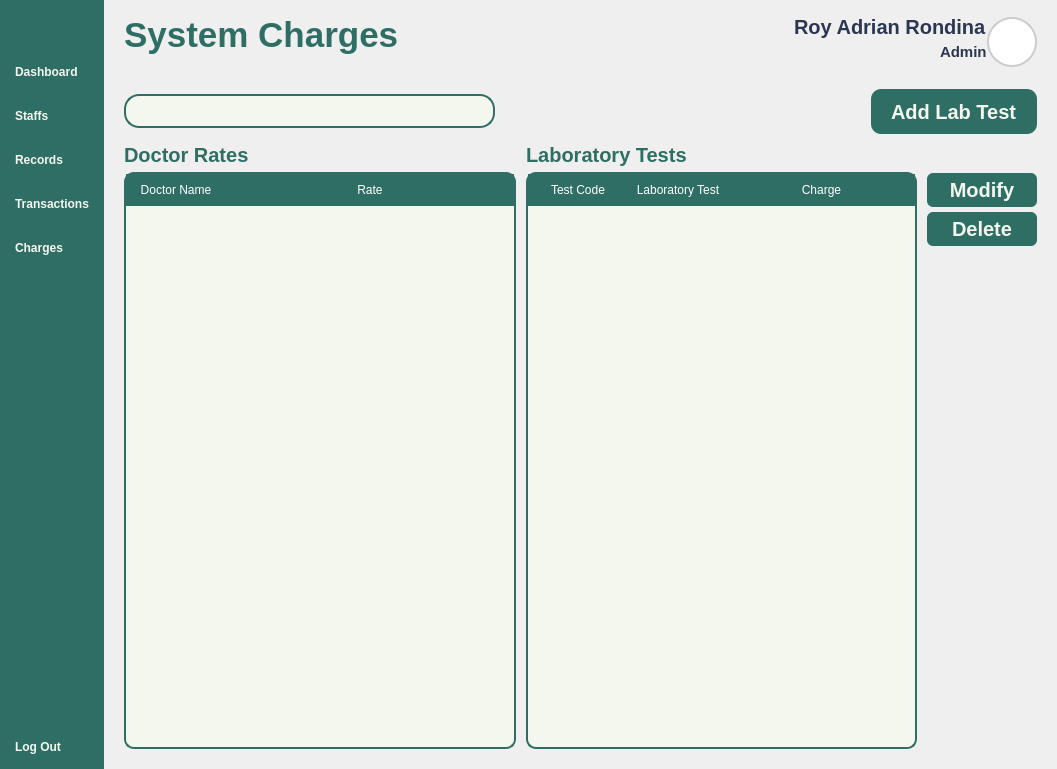
First picture: the form in Views/Admin_Charges.ui, repository VinsmokeSanji69/COVACHA_CLINIC_SYSTEM, before the edit.
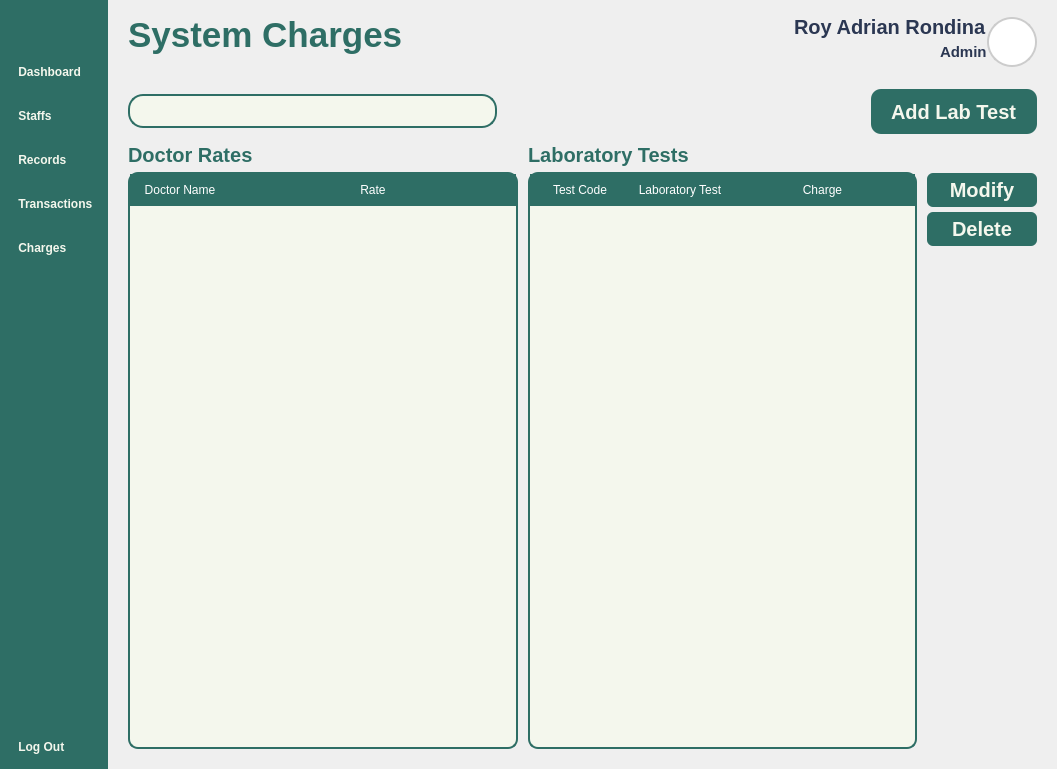
Second picture: the form after the edit. Icons and pictures are not drawn.

Patch:
```diff
--- a/Views/Admin_Charges.ui
+++ b/Views/Admin_Charges.ui
@@ -159,7 +159,7 @@
            <string notr="true"/>
           </property>
           <property name="text">
-           <string>Dashboard</string>
+           <string> Dashboard</string>
           </property>
           <property name="icon">
            <iconset resource="../Images/resources.qrc">
@@ -182,7 +182,7 @@
            <string notr="true"/>
           </property>
           <property name="text">
-           <string>Staffs</string>
+           <string> Staffs</string>
           </property>
           <property name="icon">
            <iconset resource="../Images/resources.qrc">
@@ -205,7 +205,7 @@
            <string notr="true"/>
           </property>
           <property name="text">
-           <string>Records</string>
+           <string> Records</string>
           </property>
           <property name="icon">
            <iconset resource="../Images/resources.qrc">
@@ -228,7 +228,7 @@
            <string notr="true"/>
           </property>
           <property name="text">
-           <string>Transactions</string>
+           <string> Transactions</string>
           </property>
           <property name="icon">
            <iconset resource="../Images/resources.qrc">
@@ -253,7 +253,7 @@
 }</string>
           </property>
           <property name="text">
-           <string>Charges</string>
+           <string> Charges</string>
           </property>
           <property name="icon">
            <iconset resource="../Images/resources.qrc">
@@ -296,7 +296,7 @@
            <string notr="true"/>
           </property>
           <property name="text">
-           <string>Log Out</string>
+           <string> Log Out</string>
           </property>
           <property name="icon">
            <iconset resource="../Images/resources.qrc">
@@ -899,7 +899,7 @@
                       <rect>
                        <x>0</x>
                        <y>0</y>
-                       <width>251</width>
+                       <width>247</width>
                        <height>563</height>
                       </rect>
                      </property>
@@ -921,6 +921,12 @@
                       </property>
                       <item>
                        <widget class="QTableWidget" name="DoctorTable">
+                        <property name="sizePolicy">
+                         <sizepolicy hsizetype="Preferred" vsizetype="Preferred">
+                          <horstretch>0</horstretch>
+                          <verstretch>0</verstretch>
+                         </sizepolicy>
+                        </property>
                         <property name="styleSheet">
                          <string notr="true">QTableWidget {
 	background-color: #F4F7ED;
@@ -1012,7 +1018,7 @@
                       <rect>
                        <x>0</x>
                        <y>0</y>
-                       <width>387</width>
+                       <width>383</width>
                        <height>563</height>
                       </rect>
                      </property>
```
